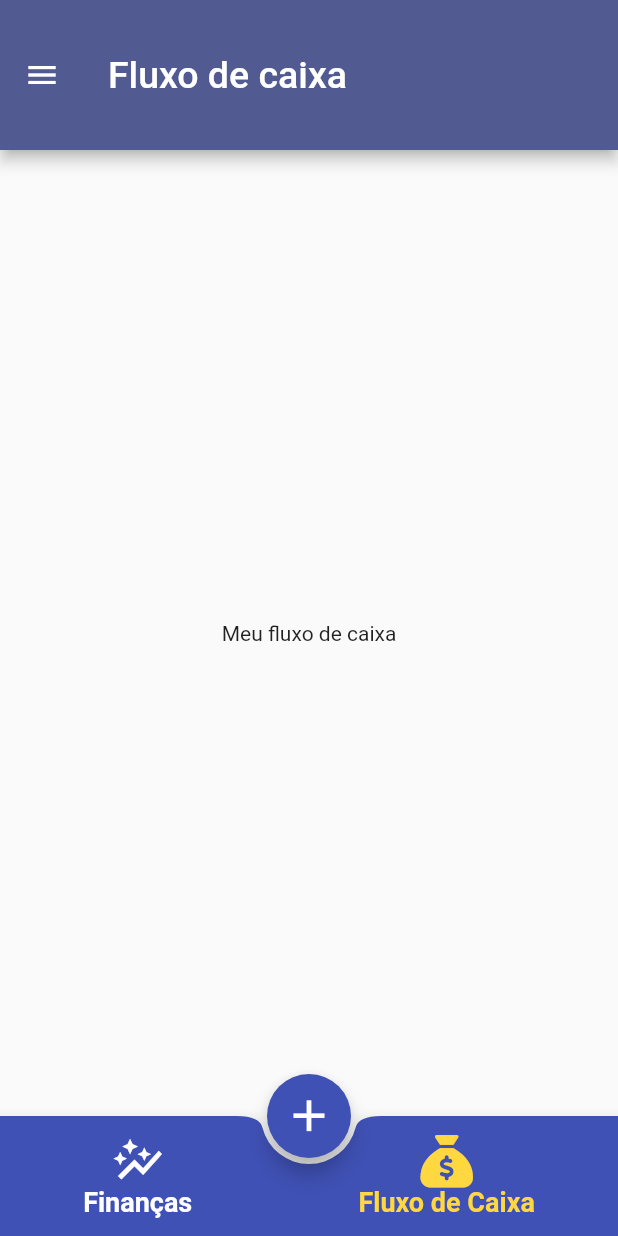
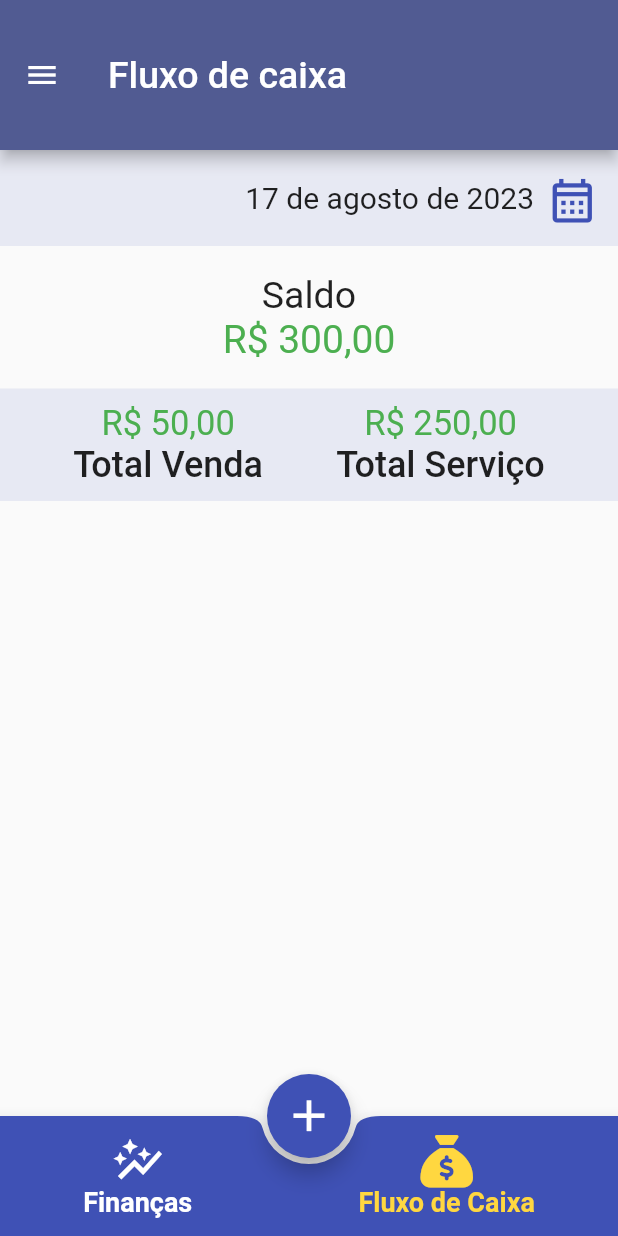
Before and after one commit to Jo-Analyst/app-kayke-barbearia, a Flutter app: the screen it shows after launch, after a tap on the "keyboard arrow left" icon, after a tap on the "keyboard arrow right" icon, after a tap on "Fluxo de Caixa", on a phone screen of 412 x 824 dp. Run offline on Flutter 3.47's test engine with Material 2 defaults, Android fonts, the phone set to English and light mode, and no system bars; our stand-ins replace font_awesome_flutter, sqflite; accounts and stored records are empty.

Commit message:
Começo do design do fluxo de caixa

```diff
--- a/lib/app/pages/cash_flow_page.dart
+++ b/lib/app/pages/cash_flow_page.dart
@@ -1,3 +1,4 @@
+import 'package:app_kaike_barbearia/app/utils/convert_values.dart';
 import 'package:flutter/material.dart';
 
 class CashFlowPage extends StatefulWidget {
@@ -8,8 +9,115 @@ class CashFlowPage extends StatefulWidget {
 }
 
 class _CashFlowPageState extends State<CashFlowPage> {
+  DateTime dateSelected = DateTime.now();
+
+  showCalendarPicker() {
+    showDatePicker(
+      context: context,
+      initialDate: DateTime.now(),
+      firstDate: DateTime(2014),
+      lastDate: DateTime.now(),
+    ).then(
+      (date) => setState(() {
+        if (date != null) {
+          dateSelected = date;
+        }
+      }),
+    );
+  }
+
   @override
   Widget build(BuildContext context) {
-    return const Center(child: Text("Meu fluxo de caixa"),);
+    return ListView(
+      children: [
+        Container(
+          padding: const EdgeInsets.all(8),
+          color: Colors.indigo.withOpacity(.1),
+          child: Row(
+            mainAxisAlignment: MainAxisAlignment.end,
+            children: [
+              Text(
+                dateFormat2.format(dateSelected),
+                style: const TextStyle(fontSize: 20),
+              ),
+              IconButton(
+                onPressed: () => showCalendarPicker(),
+                icon: Icon(
+                  Icons.calendar_month_outlined,
+                  size: 35,
+                  color: Theme.of(context).primaryColor,
+                ),
+              ),
+            ],
+          ),
+        ),
+        Container(
+          margin: const EdgeInsets.symmetric(vertical: 10),
+          padding: const EdgeInsets.all(8),
+          child: Column(
+            children: [
+              const Text(
+                "Saldo",
+                style: TextStyle(fontSize: 25),
+              ),
+              Text(
+                numberFormat.format(300),
+                style: const TextStyle(
+                  fontSize: 26,
+                  color: Colors.green,
+                ),
+              )
+            ],
+          ),
+        ),
+        Container(
+          padding: const EdgeInsets.symmetric(vertical: 10),
+          color: Colors.indigo.withOpacity(.1),
+          child: Row(
+            mainAxisAlignment: MainAxisAlignment.spaceEvenly,
+            children: [
+              Column(
+                children: [
+                  Text(
+                    numberFormat.format(50),
+                    style: const TextStyle(
+                      fontSize: 23,
+                      fontWeight: FontWeight.w400,
+                      color: Colors.green,
+                    ),
+                  ),
+                  const Text(
+                    "Total Venda",
+                    style: TextStyle(
+                      fontSize: 24,
+                      fontWeight: FontWeight.w500,
+                    ),
+                  ),
+                ],
+              ),
+              Column(
+                children: [
+                  Text(
+                    numberFormat.format(250),
+                    style: const TextStyle(
+                      fontSize: 23,
+                      fontWeight: FontWeight.w400,
+                      color: Colors.green,
+                    ),
+                  ),
+                  const Text(
+                    "Total Serviço",
+                    style: TextStyle(
+                      fontSize: 24,
+                      fontWeight: FontWeight.w500,
+                    ),
+                  ),
+                ],
+              ),
+            ],
+          ),
+        )
+      ],
+    );
   }
 }
--- a/lib/app/utils/convert_values.dart
+++ b/lib/app/utils/convert_values.dart
@@ -1,3 +1,6 @@
 import 'package:intl/intl.dart';
 
- final NumberFormat numberFormat = NumberFormat.currency(locale: "pt_BR", symbol: "R\$");
+final NumberFormat numberFormat =
+    NumberFormat.currency(locale: "pt_BR", symbol: "R\$");
+final DateFormat dateFormat1 = DateFormat("dd/MM/yyyy", "pt_BR");
+final DateFormat dateFormat2 = DateFormat("dd 'de' MMMM 'de' yyyy", "pt_BR");
```
